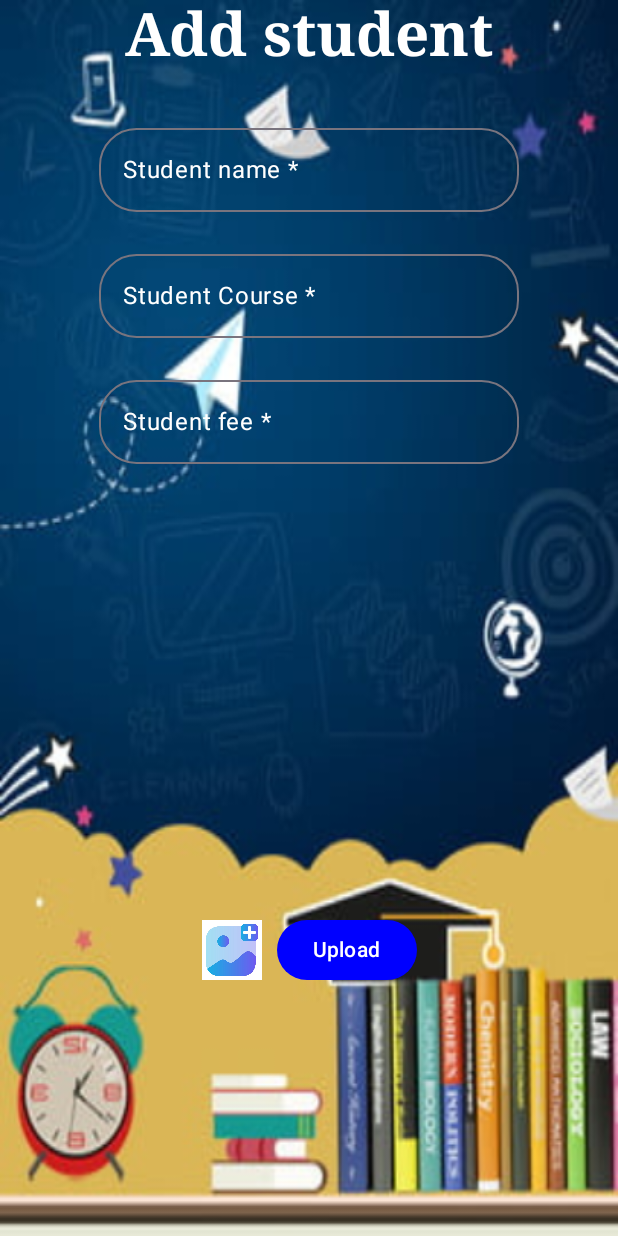
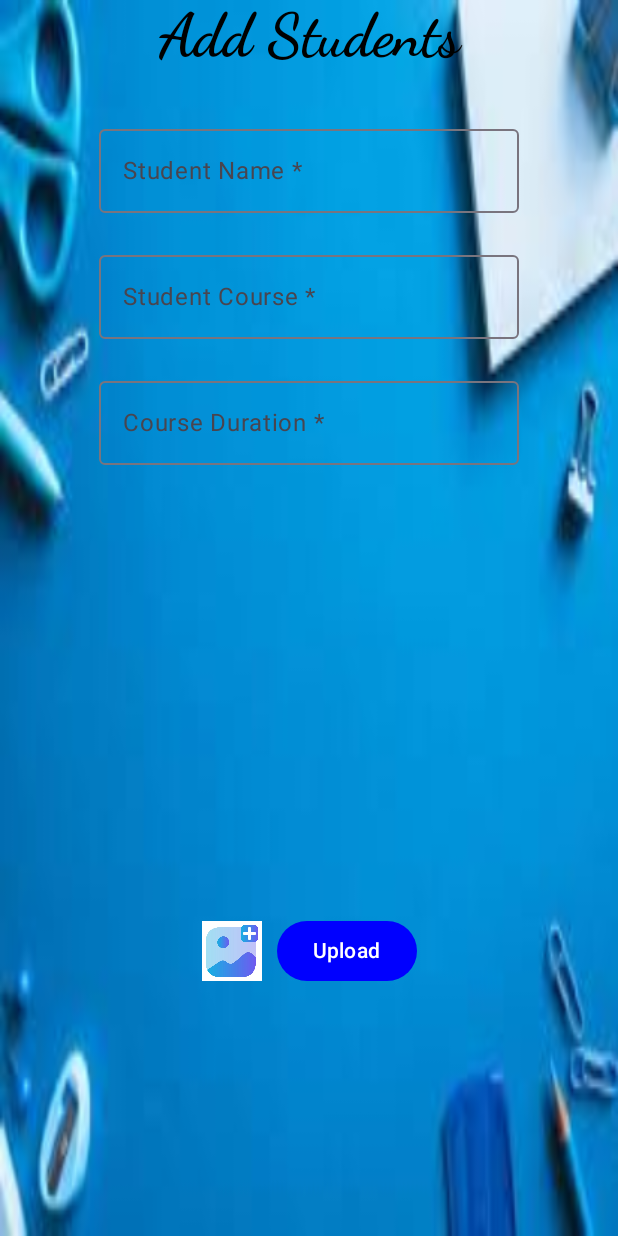
Before and after one commit to collinzkoech/student, an Android app built with Jetpack Compose: the AddStudentsScreen screen opened through its navigation route, on a phone screen of 412 x 824 dp. Run offline under Robolectric (Android 15) with nearby library versions, the phone set to English and light mode, and no system bars.

Commit message:
initial commit

```diff
--- a/app/src/main/java/com/example/studentapp/navigation/Routes.kt
+++ b/app/src/main/java/com/example/studentapp/navigation/Routes.kt
@@ -1,10 +1,9 @@
 package com.example.studentapp.navigation
-
 
 const val HOME_URL = "home"
 const val SIGNUP_URL = "signup"
 const val LOGIN_URL = "login"
-const val ADD_STUDENTS_URL = "add_students"
-const val VIEW_STUDENTS_URL = "view_students"
-const val DASHBOARD_URL = "dashboard"
-const val SPLASH_URL = "splash"
+const val ADD_STUDENTS_URL = "addstudents"
+const val VIEW_STUDENTS_URL = "viewstudents"
+const val DASHBOARD_URL= "dashboard_screen"
+const val SPLASH_URL= "splashscreen"
--- a/app/src/main/java/com/example/studentapp/ui/theme/splash/SplashScreen.kt
+++ b/app/src/main/java/com/example/studentapp/ui/theme/splash/SplashScreen.kt
@@ -31,8 +31,8 @@ import com.airbnb.lottie.compose.LottieAnimation
 import com.airbnb.lottie.compose.LottieCompositionSpec
 import com.airbnb.lottie.compose.LottieConstants
 import com.airbnb.lottie.compose.rememberLottieComposition
+import com.example.studentapp.navigation.HOME_URL
 import com.example.studentapp.R
-import com.example.studentapp.navigation.HOME_URL
 import kotlinx.coroutines.delay
 import kotlinx.coroutines.launch
 
@@ -40,7 +40,7 @@ import kotlinx.coroutines.launch
 @Composable
 fun SplashScreen(navController: NavHostController){
     Column (modifier = Modifier.fillMaxSize()
-        .paint(painterResource(id = R.drawable.students), contentScale = ContentScale.FillBounds),
+        .paint(painterResource(id = R.drawable.image), contentScale = ContentScale.FillBounds),
         horizontalAlignment = Alignment.CenterHorizontally,
         verticalArrangement = Arrangement.Center){
         val coroutine = rememberCoroutineScope()
@@ -58,7 +58,7 @@ fun SplashScreen(navController: NavHostController){
 
         Text(text = "We Value your Present's Our Pleasure to teach you Welcome!",
             fontWeight = FontWeight.ExtraBold,
-            color = Color.White,
+            color = Color.Black,
             textAlign = TextAlign.Center,
             fontFamily = FontFamily.Serif,
             modifier = Modifier
--- a/app/src/main/java/com/example/studentapp/ui/theme/students/AddStudentScreen.kt
+++ b/app/src/main/java/com/example/studentapp/ui/theme/students/AddStudentScreen.kt
@@ -20,10 +20,8 @@ import androidx.compose.foundation.layout.height
 import androidx.compose.foundation.layout.padding
 import androidx.compose.foundation.layout.size
 import androidx.compose.foundation.layout.width
-import androidx.compose.foundation.rememberScrollState
 import androidx.compose.foundation.shape.RoundedCornerShape
 import androidx.compose.foundation.text.KeyboardOptions
-import androidx.compose.foundation.verticalScroll
 import androidx.compose.material3.Button
 import androidx.compose.material3.ButtonDefaults
 import androidx.compose.material3.ExperimentalMaterial3Api
@@ -51,63 +49,58 @@ import androidx.compose.ui.unit.dp
 import androidx.compose.ui.unit.sp
 import androidx.navigation.NavHostController
 import androidx.navigation.compose.rememberNavController
+import com.example.studentapp.ui.theme.StudentAppTheme
 import com.example.studentapp.R
 import com.example.studentapp.data.StudentViewModel
-import com.example.studentapp.ui.theme.StudentAppTheme
 
 @OptIn(ExperimentalMaterial3Api::class)
 @Composable
 fun AddStudentsScreen(navController:NavHostController){
     Column(
         modifier = Modifier
-            .paint(painterResource(id = R.drawable.students), contentScale = ContentScale.FillBounds)
-            .fillMaxSize()
-            .verticalScroll(rememberScrollState()),
+            .paint(
+                painterResource(id = R.drawable.image),
+                contentScale = ContentScale.FillBounds
+            )
+            .fillMaxSize(),
         horizontalAlignment = Alignment.CenterHorizontally
     ) {
         Text(
-            text = "Add student",
-            color = Color.White,
+            text = "Add Students",
             fontSize = 40.sp,
             fontWeight = FontWeight.Bold,
-            fontFamily = FontFamily.Serif
+            fontFamily = FontFamily.Cursive
         )
 
         var studentName by remember { mutableStateOf("") }
         var studentCourse by remember { mutableStateOf("") }
-        var studentfee by remember { mutableStateOf("") }
+        var studentDuration by remember { mutableStateOf("") }
         val context = LocalContext.current
 
         Spacer(modifier = Modifier.height(30.dp))
 
         OutlinedTextField(
-            shape = RoundedCornerShape(25.dp),
             value = studentName,
             onValueChange = { studentName = it },
-            label = { Text(text = "Student name *",
-                color = Color.White) },
+            label = { Text(text = "Student Name *") },
             keyboardOptions = KeyboardOptions(keyboardType = KeyboardType.Text)
         )
 
         Spacer(modifier = Modifier.height(20.dp))
 
         OutlinedTextField(
-            shape = RoundedCornerShape(25.dp),
             value = studentCourse,
             onValueChange = { studentCourse = it },
-            label = { Text(text = "Student Course *",
-                color = Color.White) },
+            label = { Text(text = "Student Course *") },
             keyboardOptions = KeyboardOptions(keyboardType = KeyboardType.Text)
         )
 
         Spacer(modifier = Modifier.height(20.dp))
 
         OutlinedTextField(
-            shape = RoundedCornerShape(25.dp),
-            value = studentfee,
-            onValueChange = { studentfee = it },
-            label = { Text(text = "Student fee *",
-                color = Color.White) },
+            value = studentDuration,
+            onValueChange = { studentDuration = it },
+            label = { Text(text = "Course Duration *") },
             keyboardOptions = KeyboardOptions(keyboardType = KeyboardType.Text)
         )
 
@@ -117,8 +110,8 @@ fun AddStudentsScreen(navController:NavHostController){
 
         //---------------------IMAGE PICKER START-----------------------------------//
 
-        val modifier = Modifier
-        ImagePicker(modifier,context, navController,studentName.trim(), studentCourse.trim(), studentfee.trim())
+        var modifier = Modifier
+        ImagePicker(modifier,context, navController, studentName.trim(), studentCourse.trim(), studentDuration.trim())
 
         //---------------------IMAGE PICKER END-----------------------------------//
 
@@ -127,10 +120,8 @@ fun AddStudentsScreen(navController:NavHostController){
     }
 }
 
-
-
 @Composable
-fun ImagePicker(modifier: Modifier = Modifier, context: Context,navController: NavHostController, name:String, course:String, fee:String) {
+fun ImagePicker(modifier: Modifier = Modifier, context: Context,navController: NavHostController, name:String, course:String, duration:String) {
     var hasImage by remember { mutableStateOf(false) }
     var imageUri by remember { mutableStateOf<Uri?>(null) }
 
@@ -197,7 +188,7 @@ fun ImagePicker(modifier: Modifier = Modifier, context: Context,navController: N
             onClick = {
                 //-----------WRITE THE UPLOAD LOGIC HERE---------------//
                 val studentRepository = StudentViewModel(navController, context)
-                studentRepository.uploadStudent(name, course, fee, imageUri!!)
+                studentRepository.uploadStudent(name, course, duration, imageUri!!)
 
             },
             modifier = Modifier
@@ -213,7 +204,6 @@ fun ImagePicker(modifier: Modifier = Modifier, context: Context,navController: N
         }
     }
 
-
 }
 
 @Composable
```
Also changed, not shown: app/src/main/java/com/example/studentapp/data/StudentViewModel.kt (+11 -11 lines), app/src/main/java/com/example/studentapp/models/Student.kt (+5 -7 lines), app/src/main/java/com/example/studentapp/ui/theme/dashboard/DashboardScreen.kt (+6 -2 lines), app/src/main/java/com/example/studentapp/ui/theme/home/HomeScreen.kt (+11 -25 lines), app/src/main/java/com/example/studentapp/ui/theme/login/LoginScreen.kt (+9 -9 lines), app/src/main/java/com/example/studentapp/ui/theme/signup/SignUpScreen.kt (+10 -13 lines), app/src/main/java/com/example/studentapp/ui/theme/students/ViewStudentScreen.kt (+11 -10 lines), app/src/main/res/drawable/background.jpeg (added), app/src/main/res/drawable/image.jpeg (added).
